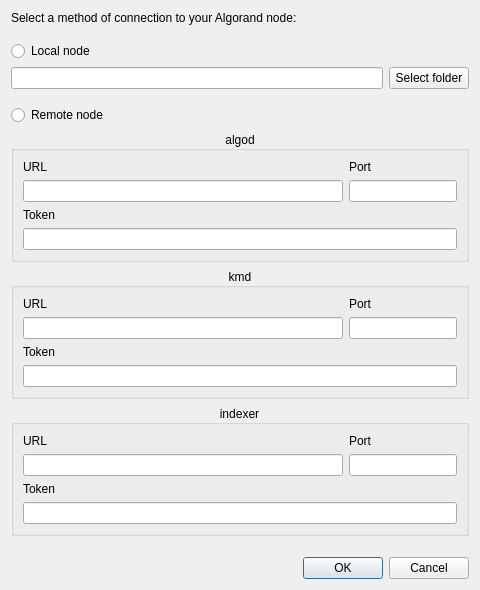
Old version of the form Interfaces/Settings/Ui_Settings.ui in the repository CiottiGiorgio/Algorand-Wallet-Manager.
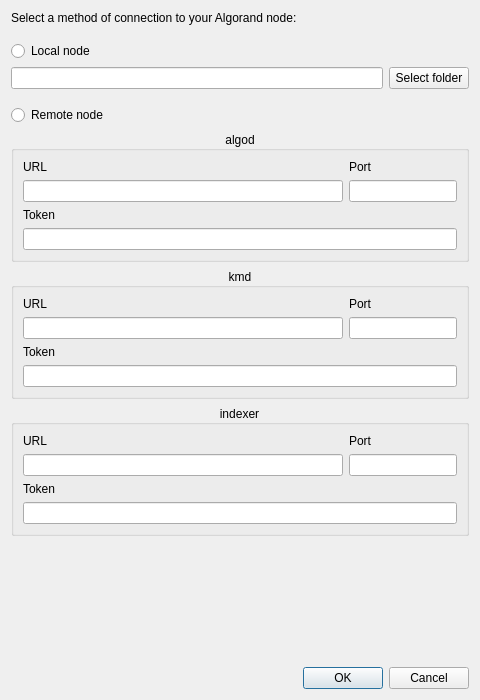
New version of the form.

```diff
--- a/Interfaces/Settings/Ui_Settings.ui
+++ b/Interfaces/Settings/Ui_Settings.ui
@@ -10,7 +10,7 @@
     <x>0</x>
     <y>0</y>
     <width>480</width>
-    <height>590</height>
+    <height>700</height>
    </rect>
   </property>
   <property name="sizePolicy">
@@ -22,13 +22,13 @@
   <property name="minimumSize">
    <size>
     <width>480</width>
-    <height>590</height>
+    <height>700</height>
    </size>
   </property>
   <property name="maximumSize">
    <size>
     <width>480</width>
-    <height>590</height>
+    <height>700</height>
    </size>
   </property>
   <property name="baseSize">
```
